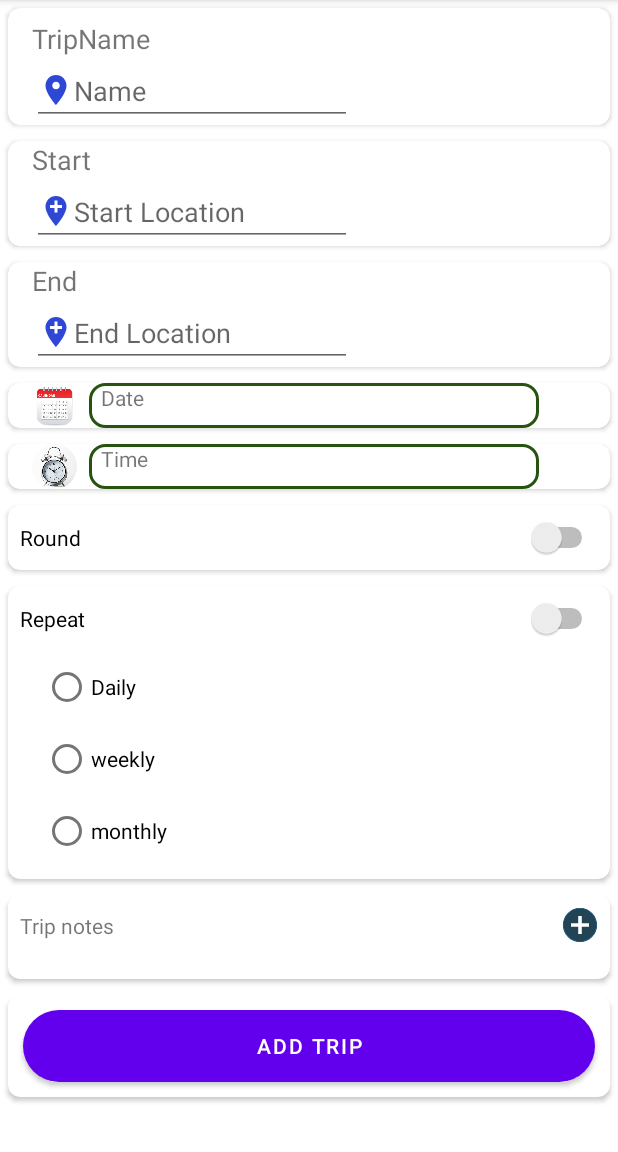
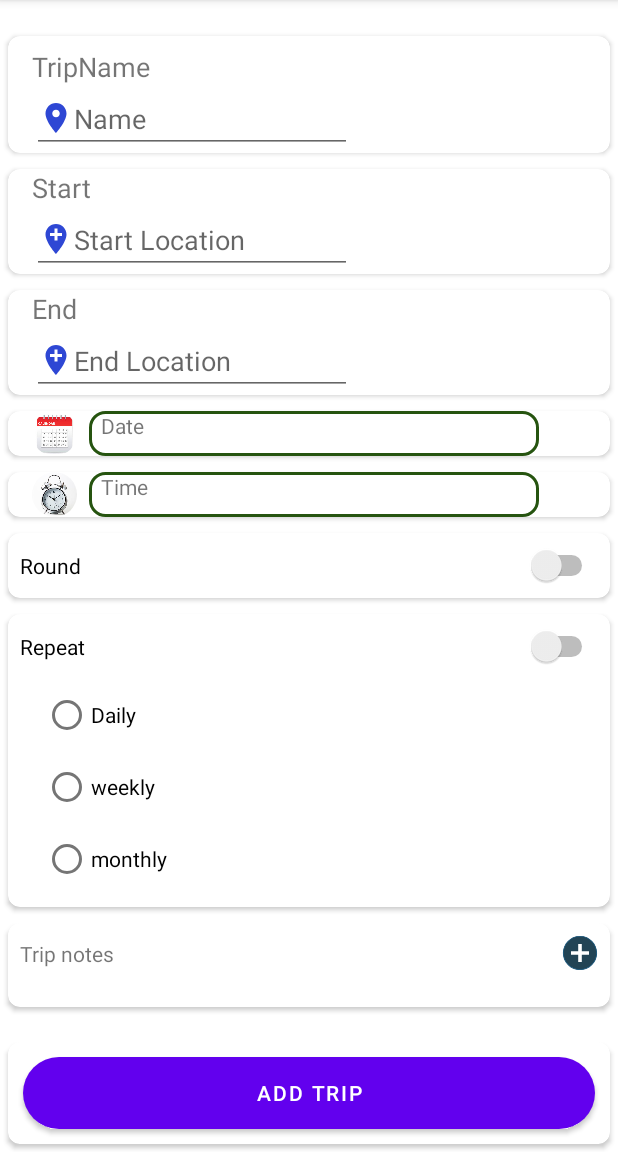
Before and after one commit to SohaMohamed98/Trip.Reminder, an Android app: the fragment AddTripFragments placed in its activity, on a phone screen of 412 x 824 dp, the part 84-1236 px from its top. Run offline under Robolectric (Android 15) with nearby library versions, the phone set to English and light mode, and no system bars; our stand-ins replace CircleImageView, Firebase (no records; nobody signed in at launch, a user with empty details on screens opened directly), Room's generated code; libraries missing offline, so code that uses them is left out: com.facebook, com.facebook.login; 1 statement that could not run was skipped.

Commit message:
Update fragment_add_trip_fragments.xml

```diff
--- a/app/src/main/res/layout/fragment_add_trip_fragments.xml
+++ b/app/src/main/res/layout/fragment_add_trip_fragments.xml
@@ -1,10 +1,19 @@
 <?xml version="1.0" encoding="utf-8"?>
-<ScrollView xmlns:android="http://schemas.android.com/apk/res/android"
+<androidx.constraintlayout.widget.ConstraintLayout xmlns:android="http://schemas.android.com/apk/res/android"
     xmlns:app="http://schemas.android.com/apk/res-auto"
     xmlns:tools="http://schemas.android.com/tools"
     android:layout_width="match_parent"
     android:layout_height="match_parent"
     tools:context=".AddTripFragments">
+
+    <ScrollView
+        android:id="@+id/scrollPage"
+        android:layout_width="match_parent"
+        android:layout_height="wrap_content"
+        app:layout_constraintEnd_toEndOf="parent"
+        app:layout_constraintStart_toStartOf="parent"
+        app:layout_constraintTop_toTopOf="parent"
+        app:layout_constraintBottom_toTopOf="@+id/card_btn">
 
         <LinearLayout
             android:id="@+id/linearLayout"
@@ -286,6 +295,7 @@
                 android:layout_width="match_parent"
                 android:layout_height="wrap_content"
                 android:layout_margin="5dp"
+                android:visibility="visible"
                 app:cardCornerRadius="8dp">
 
                 <androidx.constraintlayout.widget.ConstraintLayout
@@ -401,12 +411,23 @@
 
             </androidx.cardview.widget.CardView>
 
+
+            <!--Time-->
+
+
+        </LinearLayout>
+
+    </ScrollView>
+
     <androidx.cardview.widget.CardView
         android:id="@+id/card_btn"
         android:layout_width="match_parent"
         android:layout_height="wrap_content"
         android:layout_margin="5dp"
-            app:cardCornerRadius="8dp">
+        app:cardCornerRadius="8dp"
+        app:layout_constraintBottom_toBottomOf="parent"
+        app:layout_constraintEnd_toEndOf="parent"
+        app:layout_constraintStart_toStartOf="parent">
 
         <androidx.constraintlayout.widget.ConstraintLayout
             android:layout_width="match_parent"
@@ -431,9 +452,4 @@
     </androidx.cardview.widget.CardView>
 
 
-        <!--Time-->
-
-
-    </LinearLayout>
-
-</ScrollView>
+</androidx.constraintlayout.widget.ConstraintLayout>
```
Lines whose indentation alone changed are shown as unchanged.
